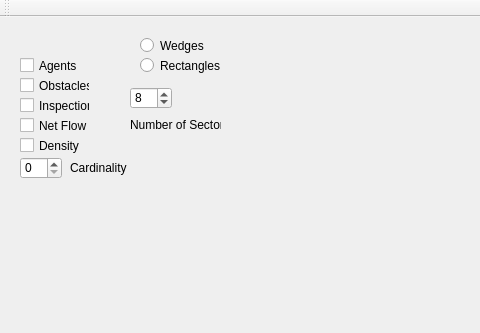
The window that AgentRadar/agentradar.ui (imyself/AgentRadar) describes before a commit, drawn with Qt 5; both pictures show x 0 to 480 and y 0 to 333 of the 673 by 819 pixel window.
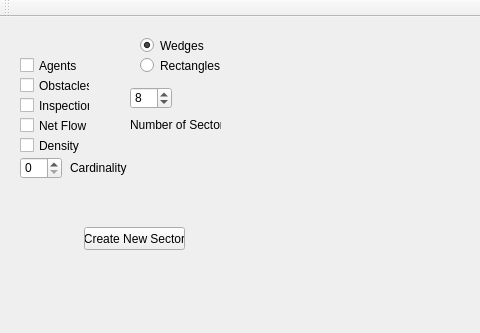
The same window after the commit. The open tabs and pages were chosen to show the change. Custom widgets are drawn as their Qt base class.

Commit message: Added Create New Sector button

Patch:
```diff
--- a/AgentRadar/agentradar.ui
+++ b/AgentRadar/agentradar.ui
@@ -888,6 +888,9 @@
     <property name="text">
      <string>Wedges</string>
     </property>
+    <property name="checked">
+     <bool>true</bool>
+    </property>
    </widget>
    <widget class="QRadioButton" name="radioButton_2">
     <property name="geometry">
@@ -944,6 +947,19 @@
      <string>Delete Selected Sectors</string>
     </property>
    </widget>
+   <widget class="QPushButton" name="pushButton_13">
+    <property name="geometry">
+     <rect>
+      <x>84</x>
+      <y>210</y>
+      <width>101</width>
+      <height>23</height>
+     </rect>
+    </property>
+    <property name="text">
+     <string>Create New Sector</string>
+    </property>
+   </widget>
   </widget>
   <widget class="QMenuBar" name="menuBar">
    <property name="geometry">
```
Left out of the diff: 56 changed lines with no effect on the pictures. The commit also changes 19 other files.
